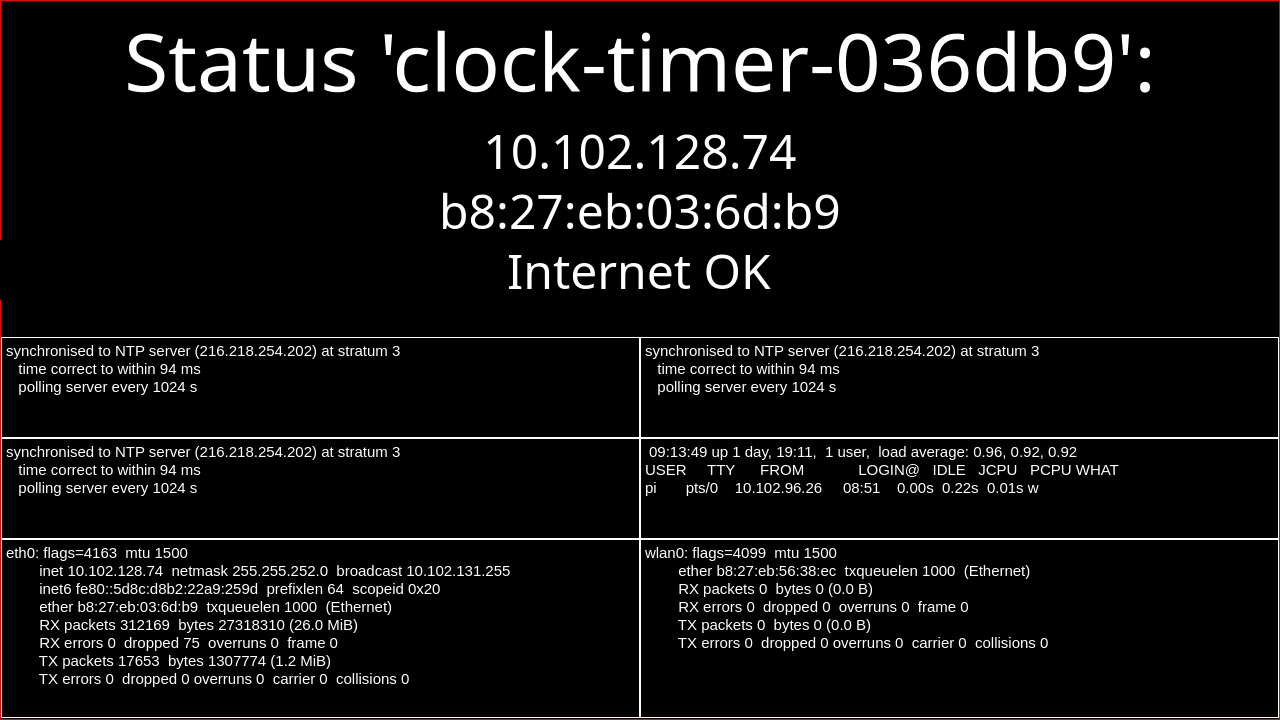
This is mainwindow.ui in btendrich/pi-graphical-status as Qt 5 draws it before an edit. The edited form follows.
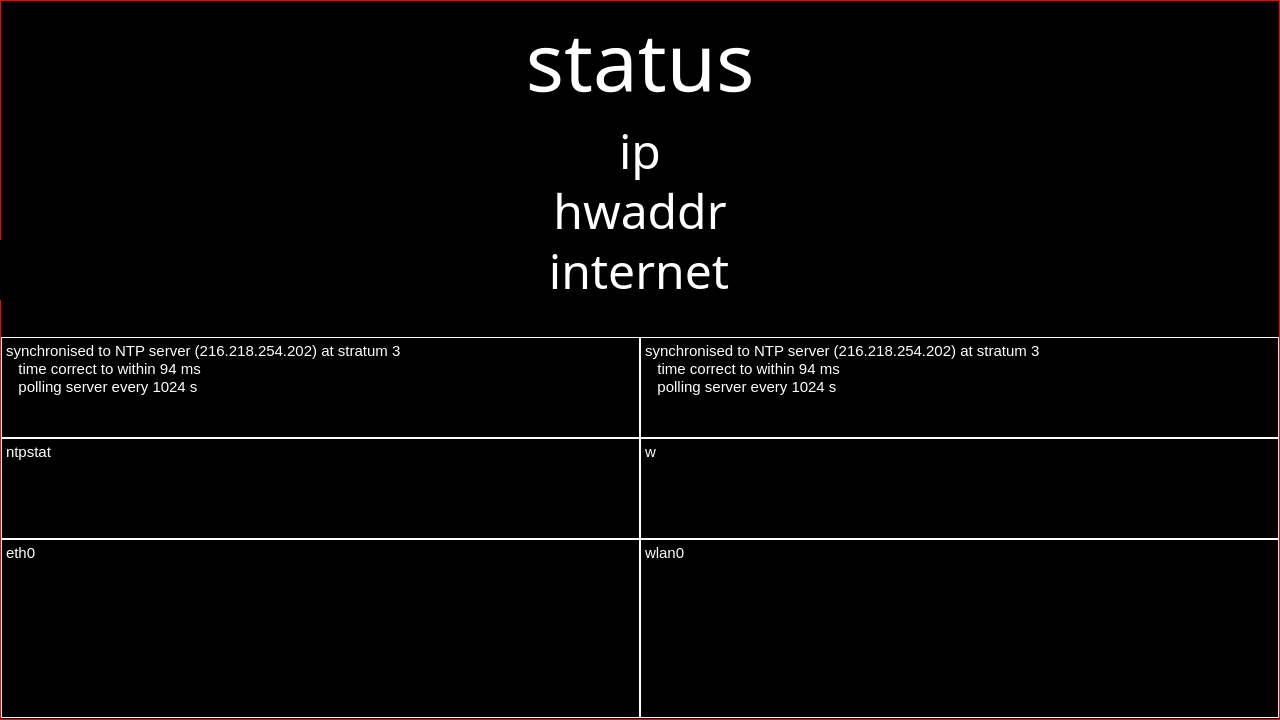
This is the edited form.

Diff of the .ui file:
```diff
--- a/mainwindow.ui
+++ b/mainwindow.ui
@@ -56,14 +56,7 @@
       <bool>true</bool>
      </property>
      <property name="plainText">
-      <string>eth0: flags=4163&lt;UP,BROADCAST,RUNNING,MULTICAST&gt;  mtu 1500
-        inet 10.102.128.74  netmask 255.255.252.0  broadcast 10.102.131.255
-        inet6 fe80::5d8c:d8b2:22a9:259d  prefixlen 64  scopeid 0x20&lt;link&gt;
-        ether b8:27:eb:03:6d:b9  txqueuelen 1000  (Ethernet)
-        RX packets 312169  bytes 27318310 (26.0 MiB)
-        RX errors 0  dropped 75  overruns 0  frame 0
-        TX packets 17653  bytes 1307774 (1.2 MiB)
-        TX errors 0  dropped 0 overruns 0  carrier 0  collisions 0</string>
+      <string>eth0</string>
      </property>
     </widget>
     <widget class="QPlainTextEdit" name="plainTextEdit_2">
@@ -87,12 +80,7 @@
       <bool>true</bool>
      </property>
      <property name="plainText">
-      <string>wlan0: flags=4099&lt;UP,BROADCAST,MULTICAST&gt;  mtu 1500
-        ether b8:27:eb:56:38:ec  txqueuelen 1000  (Ethernet)
-        RX packets 0  bytes 0 (0.0 B)
-        RX errors 0  dropped 0  overruns 0  frame 0
-        TX packets 0  bytes 0 (0.0 B)
-        TX errors 0  dropped 0 overruns 0  carrier 0  collisions 0</string>
+      <string>wlan0</string>
      </property>
     </widget>
     <widget class="QPlainTextEdit" name="plainTextEdit_3">
@@ -116,9 +104,7 @@
       <bool>true</bool>
      </property>
      <property name="plainText">
-      <string>synchronised to NTP server (216.218.254.202) at stratum 3 
-   time correct to within 94 ms
-   polling server every 1024 s</string>
+      <string>ntpstat</string>
      </property>
     </widget>
     <widget class="QPlainTextEdit" name="plainTextEdit_4">
@@ -142,9 +128,7 @@
       <bool>true</bool>
      </property>
      <property name="plainText">
-      <string> 09:13:49 up 1 day, 19:11,  1 user,  load average: 0.96, 0.92, 0.92
-USER     TTY      FROM             LOGIN@   IDLE   JCPU   PCPU WHAT
-pi       pts/0    10.102.96.26     08:51    0.00s  0.22s  0.01s w</string>
+      <string>w</string>
      </property>
     </widget>
     <widget class="QPlainTextEdit" name="plainTextEdit_5">
@@ -219,7 +203,7 @@
      <string notr="true">border-style: solid; border-color #ffffff;</string>
     </property>
     <property name="text">
-     <string>Status 'clock-timer-036db9':</string>
+     <string>status</string>
     </property>
     <property name="alignment">
      <set>Qt::AlignCenter</set>
@@ -244,7 +228,7 @@
      <string notr="true">border-style: solid; border-color #ffffff;</string>
     </property>
     <property name="text">
-     <string>10.102.128.74</string>
+     <string>ip</string>
     </property>
     <property name="alignment">
      <set>Qt::AlignCenter</set>
@@ -269,7 +253,7 @@
      <string notr="true">border-style: solid; border-color #ffffff;</string>
     </property>
     <property name="text">
-     <string>b8:27:eb:03:6d:b9</string>
+     <string>hwaddr</string>
     </property>
     <property name="alignment">
      <set>Qt::AlignCenter</set>
@@ -294,7 +278,7 @@
      <string notr="true">border-style: solid; border-color #ffffff;</string>
     </property>
     <property name="text">
-     <string>Internet OK</string>
+     <string>internet</string>
     </property>
     <property name="alignment">
      <set>Qt::AlignCenter</set>
```
Left out of the diff: 16 changed lines with no effect on the pictures.
